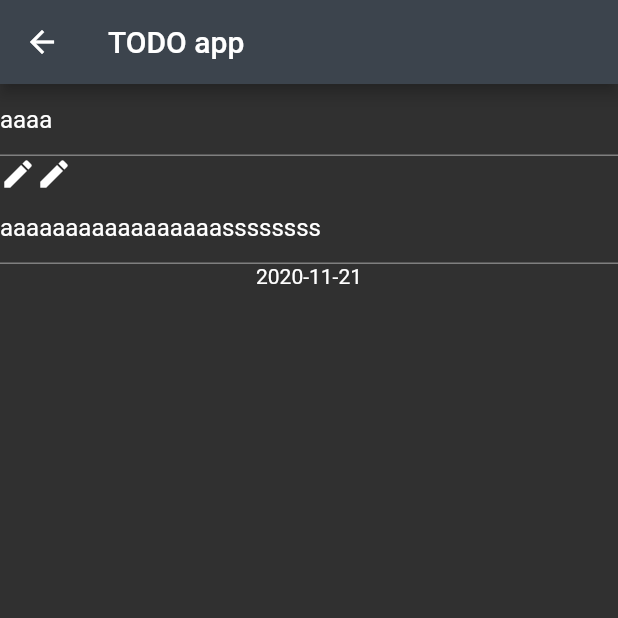
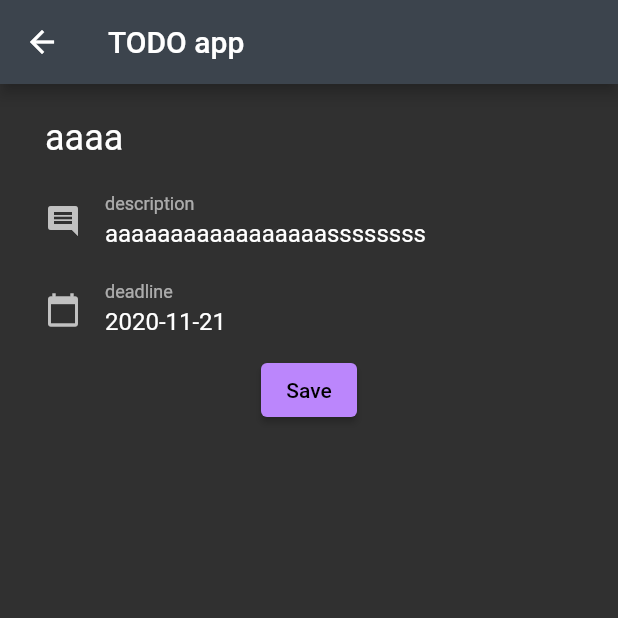
Before and after one commit to EndoNrak/todo_app, a Flutter app: the screen it shows after launch, after a tap on "aaaa", on a phone screen of 412 x 824 dp, the top half of it. Run offline on Flutter 3.47's test engine with Material 2 defaults, Android fonts, the phone set to English and light mode, and no system bars; our stand-ins replace hooks_riverpod.

Commit message:
create eit page

```diff
--- a/app/lib/components/molecules/todo_item.dart
+++ b/app/lib/components/molecules/todo_item.dart
@@ -1,8 +1,9 @@
 import 'package:flutter/material.dart';
-import 'package:flutter_app/models/todo_model.dart';
 import 'package:hooks_riverpod/hooks_riverpod.dart';
 
-import '../../main.dart';
+import '../../models/todo_model.dart';
+import '../../view_models/todo_edit_view_model.dart';
+import '../../view_models/todo_list_view_model.dart';
 import '../pages/edit.dart';
 
 class TodoItem extends HookConsumerWidget {
@@ -27,9 +28,10 @@ class TodoItem extends HookConsumerWidget {
         onPressed: () {},
       ),
       onTap: () {
+        ref.read(todoEditProvider.notifier).setTodoEdit(todo);
         Navigator.push(
           context,
-          MaterialPageRoute(builder: (context) => EditPage(todo.id)),
+          MaterialPageRoute(builder: (context) => const EditPage()),
         );
       },
     );
--- /dev/null
+++ b/app/lib/components/organisms/todo_edit_form.dart
@@ -0,0 +1,62 @@
+import 'package:flutter/material.dart';
+import 'package:hooks_riverpod/hooks_riverpod.dart';
+import 'package:intl/intl.dart';
+
+import '../../models/todo_model.dart';
+import '../../view_models/todo_edit_view_model.dart';
+import '../../view_models/todo_list_view_model.dart';
+
+@immutable
+class TodoEditForm extends HookConsumerWidget {
+  TodoEditForm({Key? key}) : super(key: key);
+  late TodoModel todo;
+
+  @override
+  Widget build(BuildContext context, WidgetRef ref) {
+    todo = ref.watch(todoEditProvider);
+    return Padding(
+      padding: const EdgeInsets.symmetric(vertical: 10, horizontal: 30),
+      child: Column(
+        children: <Widget>[
+          TextFormField(
+            decoration: const InputDecoration(border: InputBorder.none),
+            initialValue: todo.title,
+            style: const TextStyle(fontSize: 24),
+            validator: (value) {
+              if (value != null) {
+                return 'Please input some text';
+              }
+              return null;
+            },
+            onChanged: (value) => todo.title = value,
+          ),
+          TextFormField(
+            decoration: const InputDecoration(
+                icon: Icon(Icons.insert_comment),
+                labelText: "description",
+                border: InputBorder.none),
+            initialValue: todo.description,
+            onChanged: (value) => todo.description = value,
+          ),
+          TextFormField(
+            decoration: const InputDecoration(
+              icon: Icon(Icons.calendar_today),
+              labelText: "deadline",
+              border: InputBorder.none,
+            ),
+            initialValue: DateFormat('yyyy-MM-dd')
+                .format(todo.deadline ?? DateTime.now()),
+            // onChanged: (value) => todo.deadline = DateTime(value),
+          ),
+          ElevatedButton(
+            child: const Text("Save"),
+            onPressed: () {
+              ref.read(todoListProvider.notifier).update(todo);
+              Navigator.pop(context);
+            },
+          )
+        ],
+      ),
+    );
+  }
+}
--- a/app/lib/components/organisms/todo_list.dart
+++ b/app/lib/components/organisms/todo_list.dart
@@ -1,10 +1,11 @@
 import 'package:flutter/material.dart';
 import 'package:hooks_riverpod/hooks_riverpod.dart';
-import '../../main.dart';
+
+import '../../view_models/todo_list_view_model.dart';
 import '../molecules/todo_item.dart';
 
 class TodoList extends HookConsumerWidget {
-  TodoList({Key? key}) : super(key: key);
+  const TodoList({Key? key}) : super(key: key);
 
   @override
   Widget build(BuildContext context, WidgetRef ref) {
--- a/app/lib/components/pages/edit.dart
+++ b/app/lib/components/pages/edit.dart
@@ -1,37 +1,17 @@
 import 'package:flutter/material.dart';
-import 'package:flutter_app/models/todo_model.dart';
 import 'package:hooks_riverpod/hooks_riverpod.dart';
-import 'package:intl/intl.dart';
 
-import '../../main.dart';
+import '../organisms/todo_edit_form.dart';
 
 class EditPage extends HookConsumerWidget {
-  const EditPage(this.id, {Key? key}) : super(key: key);
-  final String id;
+  const EditPage({Key? key}) : super(key: key);
   @override
   Widget build(BuildContext context, WidgetRef ref) {
-    TodoModel todo = ref.read(todoListProvider.notifier).getTodo(id);
     return Scaffold(
       appBar: AppBar(
         title: const Text("TODO app"),
       ),
-      body: Column(
-        children: [
-          TextFormField(
-            initialValue: todo.title,
-          ),
-          Row(
-            children: [
-              const Icon(Icons.mode_edit_outline),
-              // TextFormField(initialValue: todo.title),
-              const Icon(Icons.mode_edit_outline),
-            ],
-          ),
-          TextFormField(initialValue: todo.description),
-          Text(
-              DateFormat('yyyy-MM-dd').format(todo.deadline ?? DateTime.now())),
-        ],
-      ),
+      body: TodoEditForm(),
     );
   }
 }
--- a/app/lib/components/pages/home.dart
+++ b/app/lib/components/pages/home.dart
@@ -10,7 +10,7 @@ class HomePage extends StatelessWidget {
       appBar: AppBar(
         title: const Text("TODO app"),
       ),
-      body: Center(
+      body: const Center(
         child: TodoList(),
       ),
     );
--- a/app/lib/main.dart
+++ b/app/lib/main.dart
@@ -1,11 +1,7 @@
 import 'package:flutter/material.dart';
-import 'package:flutter_app/components/molecules/todo_item.dart';
-import 'package:flutter_app/view_models/todo_list_view_model.dart';
 import 'package:hooks_riverpod/hooks_riverpod.dart';
 
 import './components/app.dart';
-import './components/organisms/todo_list.dart';
-import './models/todo_model.dart';
 
 void main() {
   runApp(
@@ -14,37 +10,3 @@ void main() {
     ),
   );
 }
-
-final todoListProvider =
-    StateNotifierProvider<TodoListViewModel, List<TodoModel>>((ref) {
-  return TodoListViewModel([
-    TodoModel(
-      id: 'todo-0',
-      title: "aaaa",
-      description: "aaaaaaaaaaaaaaaaassssssss",
-      deadline: DateTime.utc(2020, 11, 21),
-      createdAt: DateTime.utc(2020, 11, 2),
-      updatedAt: DateTime.utc(2020, 11, 2),
-    ),
-    TodoModel(
-      id: 'todo-1',
-      title: "bbbb",
-      description: "aaaabsssssss",
-      createdAt: DateTime.utc(2020, 11, 2),
-      updatedAt: DateTime.utc(2020, 11, 2),
-    ),
-    TodoModel(
-      id: 'todo-2',
-      title: "cccc",
-      description: "bbbbbbbbbbbbbssss",
-      createdAt: DateTime.utc(2020, 11, 2),
-      updatedAt: DateTime.utc(2020, 11, 2),
-    ),
-    TodoModel(
-      id: 'todo-3',
-      title: "addd",
-      createdAt: DateTime.utc(2020, 11, 2),
-      updatedAt: DateTime.utc(2020, 11, 2),
-    ),
-  ]);
-});
--- /dev/null
+++ b/app/lib/view_models/todo_edit_view_model.dart
@@ -0,0 +1,47 @@
+import 'package:hooks_riverpod/hooks_riverpod.dart';
+import 'package:uuid/uuid.dart';
+
+import '../models/todo_model.dart';
+import 'todo_list_view_model.dart';
+
+const _uuid = Uuid();
+
+final todoEditProvider =
+    StateNotifierProvider<TodoEditViewModel, TodoModel>((ref) {
+  final _todoListProvider = ref.read(todoListProvider.notifier);
+  return TodoEditViewModel(
+    TodoModel(
+      id: 'todo-0',
+      title: "aaaa",
+      description: "aaaaaaaaaaaaaaaaassssssss",
+      deadline: DateTime.utc(2020, 11, 21),
+      createdAt: DateTime.utc(2020, 11, 2),
+      updatedAt: DateTime.utc(2020, 11, 2),
+    ),
+    _todoListProvider,
+  );
+});
+
+class TodoEditViewModel extends StateNotifier<TodoModel> {
+  var todoListProvider;
+
+  TodoEditViewModel(TodoModel? todo, this.todoListProvider)
+      : super(
+          todo ??
+              TodoModel(
+                id: _uuid.v4(),
+                title: "",
+                description: "",
+                createdAt: DateTime.now(),
+                updatedAt: DateTime.now(),
+              ),
+        );
+
+  void setTodoEdit(TodoModel todo) {
+    state = todo;
+  }
+
+  void saveTodo() {
+    todoListProvider.update(state);
+  }
+}
--- a/app/lib/view_models/todo_list_view_model.dart
+++ b/app/lib/view_models/todo_list_view_model.dart
@@ -1,9 +1,43 @@
-import 'package:flutter/material.dart';
-import 'package:flutter_app/models/todo_model.dart';
 import 'package:hooks_riverpod/hooks_riverpod.dart';
 import 'package:uuid/uuid.dart';
 
+import '../models/todo_model.dart';
+
 const _uuid = Uuid();
+
+final todoListProvider =
+    StateNotifierProvider<TodoListViewModel, List<TodoModel>>((ref) {
+  return TodoListViewModel([
+    TodoModel(
+      id: 'todo-0',
+      title: "aaaa",
+      description: "aaaaaaaaaaaaaaaaassssssss",
+      deadline: DateTime.utc(2020, 11, 21),
+      createdAt: DateTime.utc(2020, 11, 2),
+      updatedAt: DateTime.utc(2020, 11, 2),
+    ),
+    TodoModel(
+      id: 'todo-1',
+      title: "bbbb",
+      description: "aaaabsssssss",
+      createdAt: DateTime.utc(2020, 11, 2),
+      updatedAt: DateTime.utc(2020, 11, 2),
+    ),
+    TodoModel(
+      id: 'todo-2',
+      title: "cccc",
+      description: "bbbbbbbbbbbbbssss",
+      createdAt: DateTime.utc(2020, 11, 2),
+      updatedAt: DateTime.utc(2020, 11, 2),
+    ),
+    TodoModel(
+      id: 'todo-3',
+      title: "addd",
+      createdAt: DateTime.utc(2020, 11, 2),
+      updatedAt: DateTime.utc(2020, 11, 2),
+    ),
+  ]);
+});
 
 class TodoListViewModel extends StateNotifier<List<TodoModel>> {
   TodoListViewModel(List<TodoModel>? initialTodoList)
@@ -38,6 +72,23 @@ class TodoListViewModel extends StateNotifier<List<TodoModel>> {
     ];
   }
 
+  void update(TodoModel todo) {
+    state = [
+      for (final todoItem in state)
+        if (todoItem.id == todo.id)
+          TodoModel(
+            id: todoItem.id,
+            title: todo.title,
+            isDone: todo.isDone,
+            description: todo.description,
+            createdAt: todo.createdAt,
+            updatedAt: DateTime.now(),
+          )
+        else
+          todoItem,
+    ];
+  }
+
   void remove(String id) {
     state = state.where((todoItem) => todoItem.id != id).toList();
   }
```
